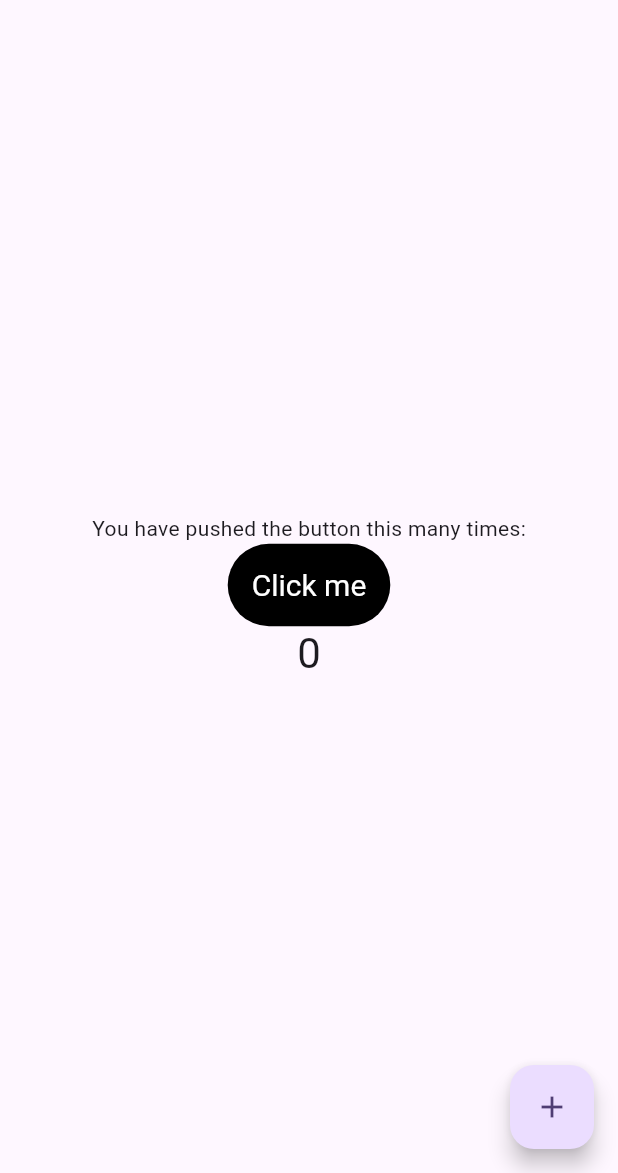
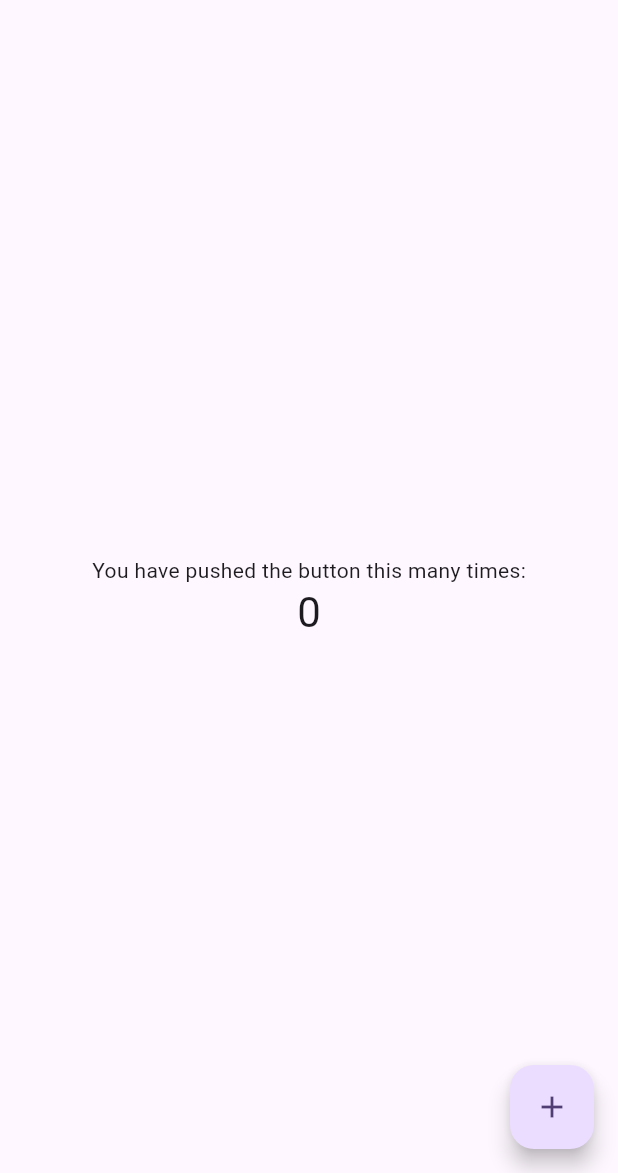
Before and after one commit to AdeebAbubacker/dynamic_sizedbox, a Flutter app: the screen it shows after launch, on a phone screen of 412 x 824 dp, the part 63-1236 px from its top. Run offline on Flutter 3.47's test engine with Material 3 defaults, Android fonts, the phone set to English and light mode, and no system bars.

Commit message:
Made some changes

```diff
--- a/example/lib/main.dart
+++ b/example/lib/main.dart
@@ -147,10 +147,7 @@ class _MyHomePageState extends State<MyHomePage> {
             Text(
               'You have pushed the button this many times:',
             ),
-            CustomButton(
-              onPressed: _incrementCounter,
-              child: const Text("Click me")
-            ),
+
             Text(
               '$_counter',
               style: Theme.of(context).textTheme.headline4,
--- a/lib/dynamic_sizedbox.dart
+++ b/lib/dynamic_sizedbox.dart
@@ -4,26 +4,15 @@ import 'package:flutter/material.dart';
 import 'package:flutter/widgets.dart';
 
 /// A Calculator.
-class CustomButton extends StatelessWidget {
-  var onPressed;
-  final Widget child;
-  var style;
-  CustomButton({super.key, required this.onPressed,required  this.child, this.style});
+class DynamicSizedBox extends StatelessWidget {
+  const DynamicSizedBox({super.key});
 
   @override
   Widget build(BuildContext context) {
-    return TextButton(
-      onPressed: onPressed,
-      style: TextButton.styleFrom(
-        padding: const EdgeInsets.all(16.0),
-        primary: Colors.white,
-        backgroundColor: const Color.fromARGB(255, 0, 0, 0),
-        elevation: 9.0,
-        textStyle: const TextStyle(
-          fontSize: 20,
-        ),
-      ),
-      child: child
+    return Container(
+      width: 200,
+      height: 300,
+      color: Colors.amber,
     );
   }
 }
```
